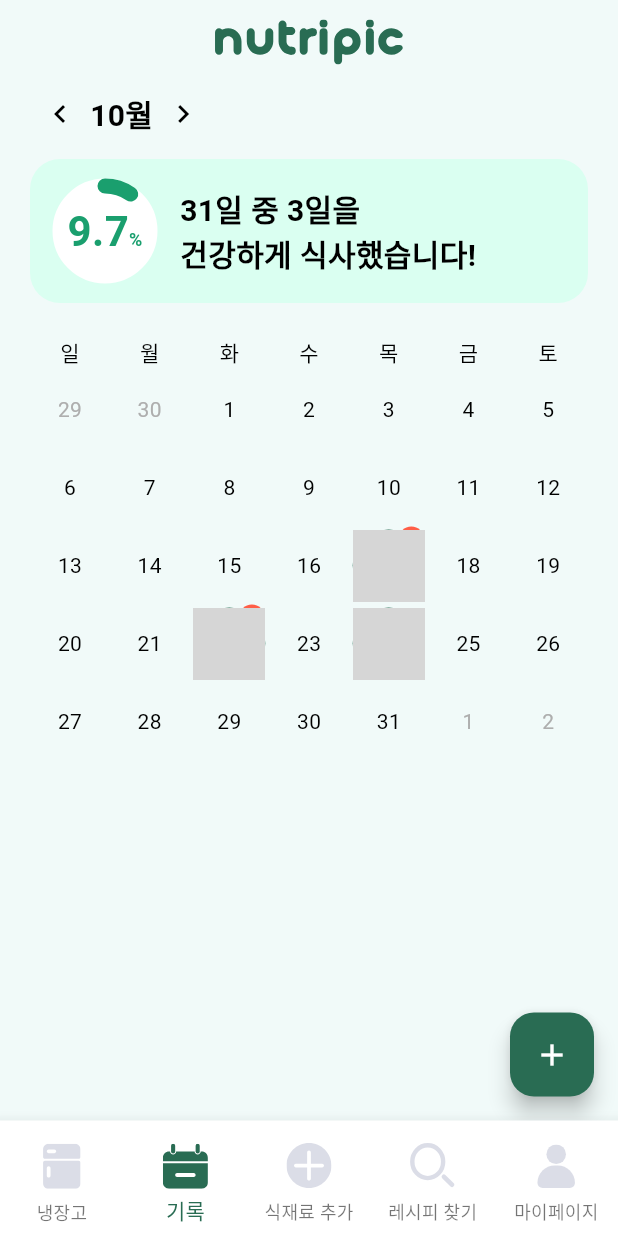
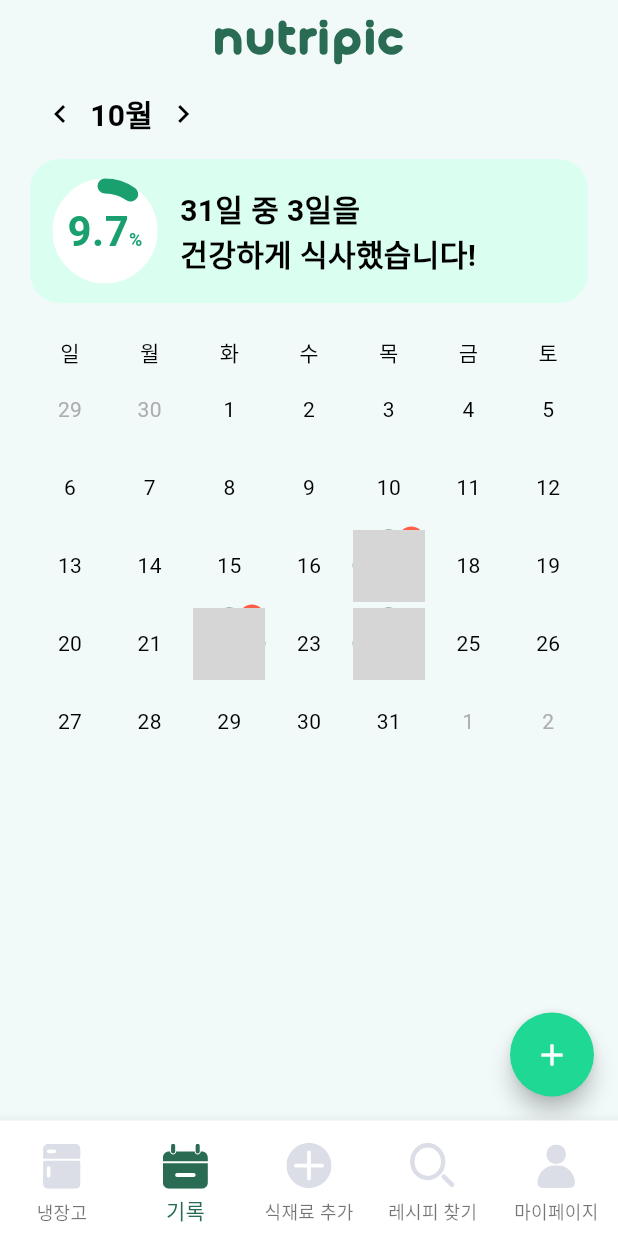
Before and after one commit to wonhj12/nutripic, a Flutter app: the DiaryView screen opened by its route, on a phone screen of 412 x 824 dp. Run offline on Flutter 3.47's test engine with Material 3 defaults, Android fonts, the phone set to English and light mode, and no system bars; drawn by our look-alikes of table_calendar; our stand-ins replace dio, firebase_auth, firebase_core, flutter_dotenv, flutter_svg, go_router and 3 more; missing offline and left inert: kakao_flutter_sdk_user; accounts and stored records are empty; network calls fail; Roboto replaces fonts that are missing (Pretendard); project files that could hold a hidden picture were left out; grey boxes are pictures that could not be loaded.

Commit message:
design:버튼 양식 수정

```diff
--- a/lib/view_models/diary/diary_view_model.dart
+++ b/lib/view_models/diary/diary_view_model.dart
@@ -19,6 +19,8 @@ class DiaryViewModel extends ChangeNotifier {
 
   DateTime focusedDay = DateTime.now();
   DateTime? selectedDate;
+
+  bool clicked = false;
 
   void goToPreviousMonth() {
     if (focusedDay.month < 2) {
@@ -74,17 +76,19 @@ class DiaryViewModel extends ChangeNotifier {
     return properMealDays / totalDays;
   }
 
+  ///사진 추가 방식 선택
+  void floatingButtonClick() {
+    clicked = !clicked;
+    notifyListeners();
+  }
+
   /// 카메라/갤러리 선택 후 사진 촬영
-  Future<void> showCameraSelectModal() async {
-    // 모달 띄워서 사진 업로드 방식 선택 (카메라, 갤러리)
-    final mode = await selectCameraModal(context);
-
-    if (mode != null) {
+  Future<void> imagePick(ImageSource source) async {
     // 새로 등록시 기존 선택 되어잇는 diary 제거
     diaryModel.reset();
 
     // 이미지 촬영 / 갤러리에서 이미지 불러오기
-      final pickedFile = await _picker.pickImage(source: mode);
+    final pickedFile = await _picker.pickImage(source: source);
 
     // 사진 촬영 완료 후 새 diary 생성, 사진 등록
     if (pickedFile != null) {
@@ -93,7 +97,6 @@ class DiaryViewModel extends ChangeNotifier {
 
       if (context.mounted) {
         context.go('/diary/post');
-        }
       }
     }
   }
--- a/lib/views/diary/diary_view.dart
+++ b/lib/views/diary/diary_view.dart
@@ -1,4 +1,5 @@
 import 'package:flutter/material.dart';
+import 'package:image_picker/image_picker.dart';
 import 'package:nutripic/components/custom_app_bar.dart';
 import 'package:nutripic/components/custom_scaffold.dart';
 import 'package:nutripic/utils/palette.dart';
@@ -31,14 +32,14 @@ class _DiaryViewState extends State<DiaryView> {
               GestureDetector(
                 onTap: diaryViewModel.goToPreviousMonth,
                 child: Container(
-                  padding: const EdgeInsets.all(8), // 아이콘 주위 여백 설정
+                  padding: const EdgeInsets.all(8),
                   decoration: const BoxDecoration(
-                    color: Colors.transparent, // 배경색 없애기
+                    color: Colors.transparent,
                   ),
                   child: const Icon(
                     Icons.chevron_left,
                     size: 24,
-                    color: Colors.black, // 아이콘 색상 지정
+                    color: Colors.black,
                   ),
                 ),
               ),
@@ -53,14 +54,14 @@ class _DiaryViewState extends State<DiaryView> {
               GestureDetector(
                 onTap: diaryViewModel.goToNextMonth,
                 child: Container(
-                  padding: const EdgeInsets.all(8), // 아이콘 주위 여백 설정
+                  padding: const EdgeInsets.all(8),
                   decoration: const BoxDecoration(
-                    color: Colors.transparent, // 배경색 없애기
+                    color: Colors.transparent,
                   ),
                   child: const Icon(
                     Icons.chevron_right,
                     size: 24,
-                    color: Colors.black, // 아이콘 색상 지정
+                    color: Colors.black,
                   ),
                 ),
               ),
@@ -166,14 +167,12 @@ class _DiaryViewState extends State<DiaryView> {
                 diaryViewModel.updateFocusedDay(
                     focusedDay); // 페이지 변경 시에만 _focusedDay 업데이트
               },
-
               headerVisible: false,
               calendarStyle: const CalendarStyle(
                 isTodayHighlighted: false,
                 selectedDecoration: BoxDecoration(),
                 selectedTextStyle: TextStyle(),
               ),
-              //요일 간격
               daysOfWeekHeight: 25.0,
               calendarBuilders: CalendarBuilders(
                 dowBuilder: (context, day) {
@@ -249,49 +248,69 @@ class _DiaryViewState extends State<DiaryView> {
               ),
             ),
           ),
-
-          //게시글 추가버튼
-          // Row(
-          //   mainAxisAlignment: MainAxisAlignment.end,
-          //   children: [
-          //     Padding(
-          //       padding: const EdgeInsets.only(bottom: 12),
-          //       child: GestureDetector(
-          //         onTap: () {
-          //           diaryViewModel.showCameraSelectModal();
-          //         },
-          //         child: Container(
-          //           width: 50,
-          //           height: 50,
-          //           decoration: BoxDecoration(
-          //             color: const Color(0xFF1FD893), // Button color
-          //             shape: BoxShape.circle, // Circular shape
-          //             boxShadow: [
-          //               BoxShadow(
-          //                 color: Colors.black.withOpacity(0.2),
-          //                 spreadRadius: 3,
-          //                 blurRadius: 6,
-          //                 offset: const Offset(0, 3),
-          //               ),
-          //             ],
-          //           ),
-          //           child: const Icon(
-          //             Icons.add,
-          //             color: Colors.white,
-          //             size: 30,
-          //           ),
-          //         ),
-          //       ),
-          //     ),
-          //   ],
-          // ),
         ],
       ),
-      floatingActionButton: FloatingActionButton(
-        child: const Icon(Icons.add),
-        onPressed: () {
-          diaryViewModel.showCameraSelectModal();
-        },
+
+      //게시글 추가버튼
+      floatingActionButton: Stack(
+        children: [
+          if (diaryViewModel.clicked)
+            //TODO 화면 회색 블러 처리
+            GestureDetector(
+              onTap: diaryViewModel.floatingButtonClick,
+            ),
+
+          //카메라 선택 버튼
+          AnimatedPositioned(
+            duration: const Duration(milliseconds: 300),
+            curve: Curves.easeOut,
+            bottom: diaryViewModel.clicked ? 65 : 0,
+            right: 0,
+            child: AnimatedOpacity(
+              opacity: diaryViewModel.clicked ? 1.0 : 0.0,
+              duration: const Duration(milliseconds: 300),
+              child: FloatingActionButton(
+                heroTag: "cameraTag",
+                shape: const CircleBorder(),
+                onPressed: () => diaryViewModel.imagePick(ImageSource.camera),
+                backgroundColor: Colors.grey,
+                child: const Icon(Icons.camera_alt),
+              ),
+            ),
+          ),
+
+          //갤러리 선택 버튼
+          AnimatedPositioned(
+            duration: const Duration(milliseconds: 300),
+            curve: Curves.easeOut,
+            bottom: diaryViewModel.clicked ? 130 : 0,
+            right: 0,
+            child: AnimatedOpacity(
+              opacity: diaryViewModel.clicked ? 1.0 : 0.0,
+              duration: const Duration(milliseconds: 300),
+              child: FloatingActionButton(
+                heroTag: "galleryTag",
+                shape: const CircleBorder(),
+                onPressed: () => diaryViewModel.imagePick(ImageSource.gallery),
+                backgroundColor: Colors.grey,
+                child: const Icon(Icons.photo),
+              ),
+            ),
+          ),
+
+          //선택버튼
+          Positioned(
+            bottom: 0,
+            right: 0,
+            child: FloatingActionButton(
+              heroTag: "mainTag",
+              backgroundColor: const Color(0xFF1FD893),
+              shape: const CircleBorder(),
+              onPressed: diaryViewModel.floatingButtonClick,
+              child: Icon(diaryViewModel.clicked ? Icons.close : Icons.add),
+            ),
+          ),
+        ],
       ),
     );
   }
```
Lines whose indentation alone changed are shown as unchanged.
